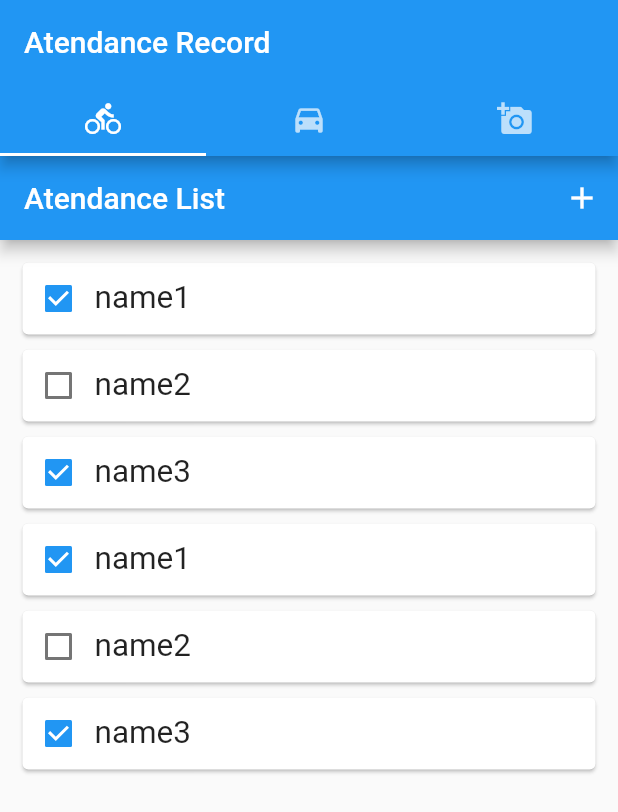
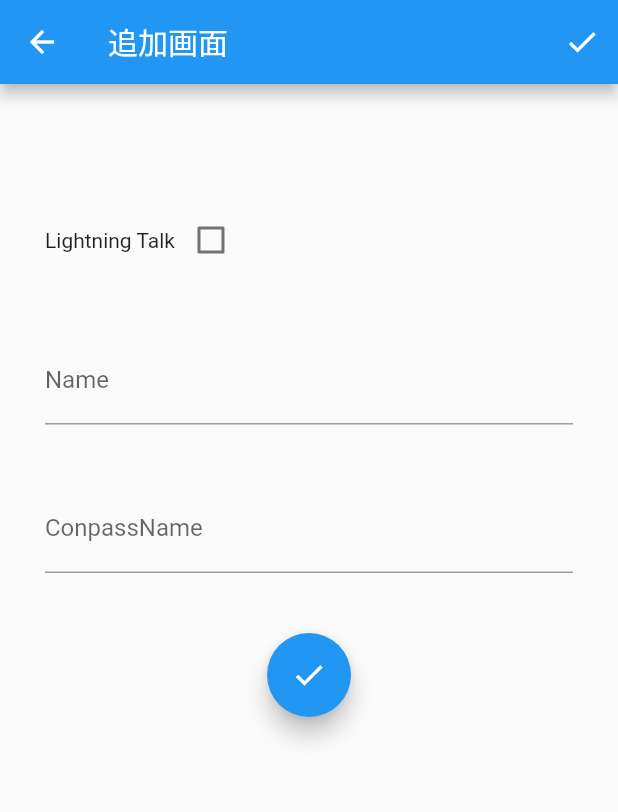
Before and after one commit to MasaruMiyamoto/atendance_record, a Flutter app: the screen it shows after launch, after a tap on the "add" icon, on a phone screen of 412 x 824 dp. Shown: the top 812 px of the screen. Run offline on Flutter 3.47's test engine with Material 2 defaults, Android fonts, the phone set to English and light mode, and no system bars; missing offline and left inert: rapido.

Commit message:
リスト画面にユーザー追加機能を追加

```diff
--- /dev/null
+++ b/lib/addMemberView.dart
@@ -0,0 +1,111 @@
+import 'package:flutter/material.dart';
+import 'member.dart';
+
+class AddMemberView extends StatefulWidget {
+  @override
+  _AddMemberViewState createState() => _AddMemberViewState();
+
+}
+
+class _AddMemberViewState extends State<AddMemberView> {
+  final _nameController = TextEditingController();
+  final _conpassNameController = TextEditingController();
+  bool _isCheck = false;
+
+  bool checkInput() {
+    if (_nameController.text.isNotEmpty && _conpassNameController.text.isNotEmpty){
+      return true;
+    }
+    return false;
+  }
+
+  Member createMember() {
+    if (!checkInput()) {
+      return null;
+    }
+    return Member(_nameController.text, _conpassNameController.text, _isCheck);
+  }
+
+  @override
+  Widget build(BuildContext context) {
+    return MaterialApp(
+      title: '追加',
+      home: Scaffold(
+        appBar: AppBar(
+          title: Text('追加画面'),
+          leading: IconButton(
+            icon: Icon(Icons.arrow_back),
+            onPressed: () {
+              //ユーザーを追加せずに戻る
+              print('push back');
+              Navigator.pop(context, null);
+            },
+          ),
+          actions: <Widget>[
+            IconButton(
+              icon: Icon(Icons.check),
+              onPressed: () {
+                //新規メンバー情報を返す
+                print('push check');
+                Navigator.pop(context, createMember());
+              },
+            ),
+          ],
+        ),
+        body: ListView(
+          padding: EdgeInsets.symmetric(
+            horizontal: 30.0,
+          ),
+          children: <Widget>[
+            Column(
+              children: <Widget>[
+                const SizedBox(
+                  height: 80.0,
+                ),
+                Row(
+                  children: <Widget>[
+                    Text('Lightning Talk'),
+                    Checkbox(
+                      value: _isCheck,
+                      onChanged: (bool check) {
+                        setState(() {
+                          _isCheck = check;
+                        });
+                      },
+                    ),
+                  ],
+                ),
+                const SizedBox(
+                  height: 40.0,
+                ),
+                TextField(
+                  decoration: InputDecoration(
+                    labelText: 'Name',
+                  ),
+                  controller: _nameController,
+                ),
+                const SizedBox(
+                  height: 40.0,
+                ),
+                TextField(
+                  decoration: InputDecoration(labelText: 'ConpassName'),
+                  controller: _conpassNameController,
+                ),
+                const SizedBox(
+                  height: 40.0,
+                ),
+                FloatingActionButton(
+                  child: Icon(Icons.check),
+                  onPressed: () {
+                    //新規メンバー情報を返す
+                    Navigator.pop(context, createMember());
+                  },
+                ),
+              ],
+            ),
+          ],
+        ),
+      ),
+    );
+  }
+}
--- a/lib/atendanceView.dart
+++ b/lib/atendanceView.dart
@@ -1,3 +1,4 @@
+import 'package:atendance_record/addMemberView.dart';
 import 'package:atendance_record/member.dart';
 import 'package:flutter/material.dart';
 
@@ -13,51 +14,48 @@ class AtendanceView extends StatefulWidget {
 }
 
 class _AtendanceViewState extends State<AtendanceView> {
-
   //出席者リスト
   List<Member> _atendanceList = new List<Member>();
 
   @override
+  void initState() {
+    super.initState();
+    print('call init');
+    //出席者リストの初期化
+    _initAtendanceList();
+  }
+
+  @override
   Widget build(BuildContext context) {
 
-    //出席者リストの初期化
-    initAtendanceList();
-
-    //土台の作成
-    return Scaffold(
-      appBar: _createAppBar(),
-      body: _createListView(),
-    );
-  }
-
-  //AppBarを設定
-  AppBar _createAppBar() {
-    return AppBar(
+    //appBarを定義
+    Widget _appBar = AppBar(
       title: Text(widget.title),
       //AppBar右上にアプリバーを設置
       //＋ボタンを押下することで、出席者を追加する。（未実装）
       actions: <Widget>[
+        //LT順番決め画面へ繊維
         IconButton(
-            icon: const Icon(Icons.add),
-            tooltip: 'Show Snackbar',
+          icon: const Icon(Icons.sort),
+          tooltip: 'LT順を決める',
           onPressed: () {
             //出席者リストを更新
-              print('button push');
-              setState((){
+            setState(() {
               //TODO ユーザー追加画面を表示
-                  print('call button');
+              print('push menu');
             });
           },
         ),
       ],
     );
-  }
 
-  //出席者リストを表示
-  ListView _createListView(){
-    return ListView.builder(
-      padding:  const EdgeInsets.all(10.0),
-      itemBuilder: (context, cnt,){
+    //Cardを子Widgetに持つ出席者リストを定義
+    Widget _listView = ListView.builder(
+      padding: const EdgeInsets.all(10.0),
+      itemBuilder: (
+        context,
+        cnt,
+      ) {
         // return _formatMenberInfo(cnt);
         return _createCard(cnt);
       },
@@ -65,43 +63,87 @@ class _AtendanceViewState extends State<AtendanceView> {
       //出席者リスト数を設定すればOK
       itemCount: _atendanceList.length,
     );
+
+    Widget _floatingActionButton = FloatingActionButton(
+      child: Icon(Icons.add),
+      tooltip: 'ユーザーを追加',
+      onPressed: () {
+        print('push add');
+        _callAddMemberPage(context);
+      },
+    );
+
+    //土台の作成
+    return Scaffold(
+      appBar: _appBar,
+      body: _listView,
+      floatingActionButton: _floatingActionButton,
+    );
   }
 
   //出席者情報カードの作成
-   Card _createCard(int index){
-    const _FONT_SCALE_SIZE  = 1.5;
+  Card _createCard(int index) {
+    const _FONT_SCALE_SIZE = 1.5;
     return Card(
       margin: EdgeInsets.all(5.0),
       //カードの配置
       child: Row(
         children: <Widget>[
           //チェックボックス
-          _createAtendanceCheck(index),
+          Checkbox(
+            value: _atendanceList[index].isAtendance(),
+            // value: true,
+            onChanged: (bool changeBool) {
+              setState(() {
+                _atendanceList[index].setAtendanceFlg(changeBool);
+              });
+            },
+          ),
           //情報
-          Column(
-            children: <Widget>[
-              Text(_atendanceList[index].name, textScaleFactor: _FONT_SCALE_SIZE),
-            ],
+          Text(
+            _atendanceList[index].getName(),
+            textScaleFactor: _FONT_SCALE_SIZE
+          ),
+          SizedBox(width: 10.0,),
+          Text(
+            '(' + _atendanceList[index].getConpassName() + ')',
+            textScaleFactor: _FONT_SCALE_SIZE
+          ),
+          SizedBox(width: 10.0,),
+          Text(
+            _atendanceList[index].isLt() ? 'LT' : '',
+            textScaleFactor: _FONT_SCALE_SIZE
+          ),
+          SizedBox(width: 3.0,),
+          IconButton(
+            icon: Icon(Icons.edit),
+            color: Colors.cyan,
+            onPressed: () {
+              _callAddMemberPage(context);
+            },
           ),
         ],
       ),
     );
   }
 
-  void initAtendanceList(){
-    _atendanceList.add(new Member("name1", true, "compassName1"));
-    _atendanceList.add(new Member("name2", false, "compassName2"));
-    _atendanceList.add(new Member("name3", true, "compassName3"));
+  void _callAddMemberPage(BuildContext context) async{
+    final result = await Navigator.push(
+      context,
+      MaterialPageRoute(builder: (context) => AddMemberView())
+    );
+
+    print('result = $result');
+    if (result != null){
+      _atendanceList.add(result);
     }
 
-  Checkbox _createAtendanceCheck(int index){
-    return Checkbox(
-      value: _atendanceList[index].ltFlg,
-        onChanged: (bool changeBool){
-          setState(() {
-            _atendanceList[index].ltFlg = changeBool;
-        });
-      },
-    );
   }
+
+  void _initAtendanceList() {
+    _atendanceList.add(new Member("User1", "compassName1", true));
+    _atendanceList.add(new Member("User2", "compassName2", true));
+    _atendanceList.add(new Member("User3", "compassName3", true));
   }
+
+}
--- a/lib/member.dart
+++ b/lib/member.dart
@@ -1,18 +1,53 @@
 //出席者クラス
+
 class Member {
 
   //property
   //氏名
-  String name;
+  String _name;
+  //出欠
+  bool _atendanceFlg = false;
   //LTフラグ
-  bool ltFlg;
+  bool _ltFlg;
   //コンパス名
-  String conpassName;
+  String _conpassName;
 
-  Member(String name, bool ltFlg, String compassName){
-    this.name = name;
-    this.ltFlg = ltFlg;
-    this.conpassName = compassName;
+  Member(String name, String compassName, bool ltFlg){
+    this._name = name;
+    this._conpassName = compassName;
+    this._ltFlg = ltFlg;
+  }
+
+  void setName(String name) {
+    this._name = name;
+  }
+
+  String getName() {
+    return this._name;
+  }
+
+  void setAtendanceFlg(bool atendanceFlg) {
+    this._atendanceFlg = atendanceFlg;
+  }
+
+  bool isAtendance() {
+    return this._atendanceFlg;
+  }
+
+  void setLtFlg(bool ltFlg) {
+    this._ltFlg = ltFlg;
+  }
+
+  bool isLt() {
+    return this._ltFlg;
+  }
+
+  void setConpassName(String conpassName) {
+    this._conpassName = conpassName;
+  }
+
+  String getConpassName() {
+    return this._conpassName;
   }
 
 }
```
Also changed, not shown: pubspec.lock, 2 other files. Lines whose indentation alone changed are shown as unchanged.
